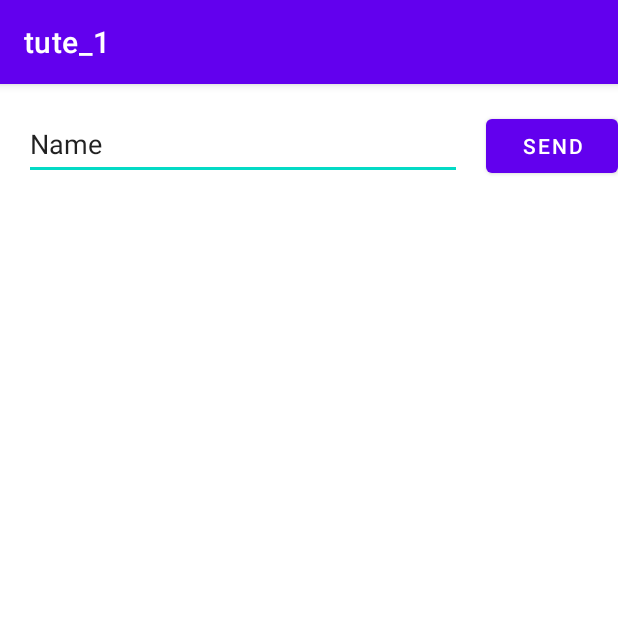
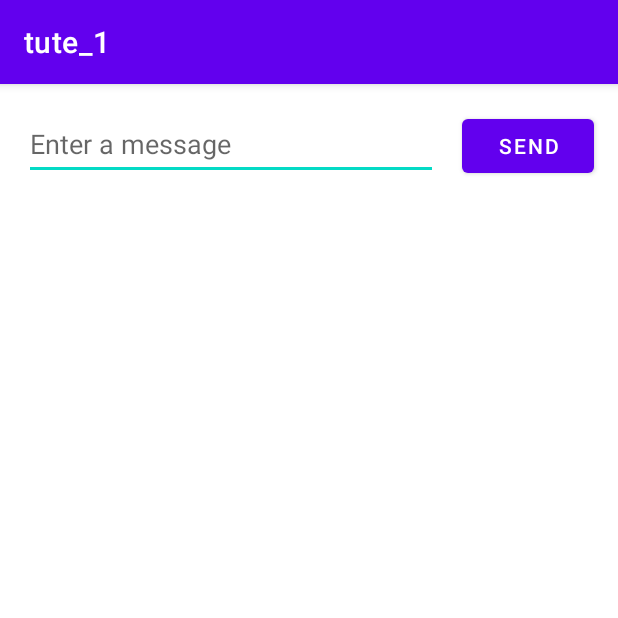
Before and after one commit to JackHunt2800/MADlab03, an Android app: the screen it shows after launch (MainActivity), on a phone screen of 412 x 824 dp, the top half of it. Run offline under Robolectric (Android 15) with nearby library versions, the phone set to English and light mode, and no system bars.

Commit message:
second activity complete

```diff
--- a/app/src/main/java/com/example/tute_1/MainActivity.java
+++ b/app/src/main/java/com/example/tute_1/MainActivity.java
@@ -8,6 +8,7 @@ import android.view.View;
 import android.widget.EditText;
 
 public class MainActivity extends AppCompatActivity {
+    public static final String EXTRA_MESSAGE = "com.example.myfirstapp.MESSAGE";
 
     @Override
     protected void onCreate(Bundle savedInstanceState) {
@@ -18,7 +19,8 @@ public class MainActivity extends AppCompatActivity {
     /**called when the user taps the send button*/
     public void sendMessage(View view){
         //do something in response to button
-        Intent intent = new Intent(this, DisplayMessageActivity.class);
+        Intent intent = new Intent(this, Display_message.class);
+        //give the id of the text in the brackets
         EditText editText = (EditText) findViewById(R.id.et_message);
         String message = editText.getText().toString();
         intent.putExtra(EXTRA_MESSAGE, message);
--- a/app/src/main/res/layout/activity_main.xml
+++ b/app/src/main/res/layout/activity_main.xml
@@ -16,7 +16,6 @@
         android:hint="@string/et_message"
         android:inputType="textPersonName"
         android:minHeight="48dp"
-        android:text="Name"
         app:layout_constraintEnd_toStartOf="@+id/btn_send"
         app:layout_constraintHorizontal_bias="0.5"
         app:layout_constraintStart_toStartOf="parent"
@@ -27,6 +26,8 @@
         android:layout_width="wrap_content"
         android:layout_height="wrap_content"
         android:layout_marginStart="16dp"
+        android:layout_marginEnd="16dp"
+        android:onClick="sendMessage"
         android:text="@string/btn_send"
         app:layout_constraintBaseline_toBaselineOf="@+id/et_message"
         app:layout_constraintEnd_toEndOf="parent"
```
Also changed, not shown: app/src/main/java/com/example/tute_1/Display_message.java (+12 -0 lines), app/src/main/res/layout/activity_display_message.xml (+8 -6 lines).
